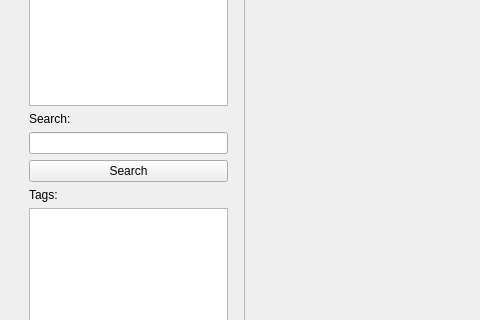
Before: the Qt Designer form mainwindow.ui in liusiqi43/Notability, drawn with Qt 5; both pictures show x 0 to 480 and y 173 to 493 of the 803 by 585 pixel window.
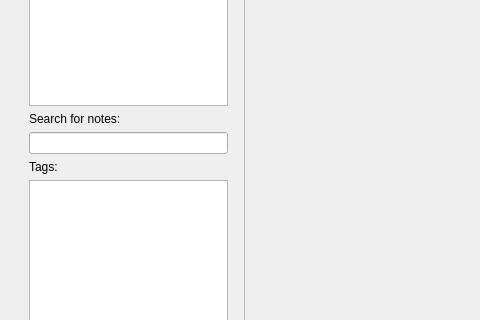
After: the same form once the commit is applied.

Commit message: search now works

The edit to the form file:
```diff
--- a/mainwindow.ui
+++ b/mainwindow.ui
@@ -75,7 +75,7 @@
         <item>
          <widget class="QLabel" name="label">
           <property name="text">
-           <string>Search:</string>
+           <string>Search for notes:</string>
           </property>
          </widget>
         </item>
@@ -87,12 +87,8 @@
             <height>16777215</height>
            </size>
           </property>
-         </widget>
-        </item>
-        <item>
-         <widget class="QPushButton" name="search">
           <property name="text">
-           <string>Search</string>
+           <string/>
           </property>
          </widget>
         </item>
```
Left out of the diff: 8 changed lines with no effect on the pictures. The commit also changes 23 other files.
